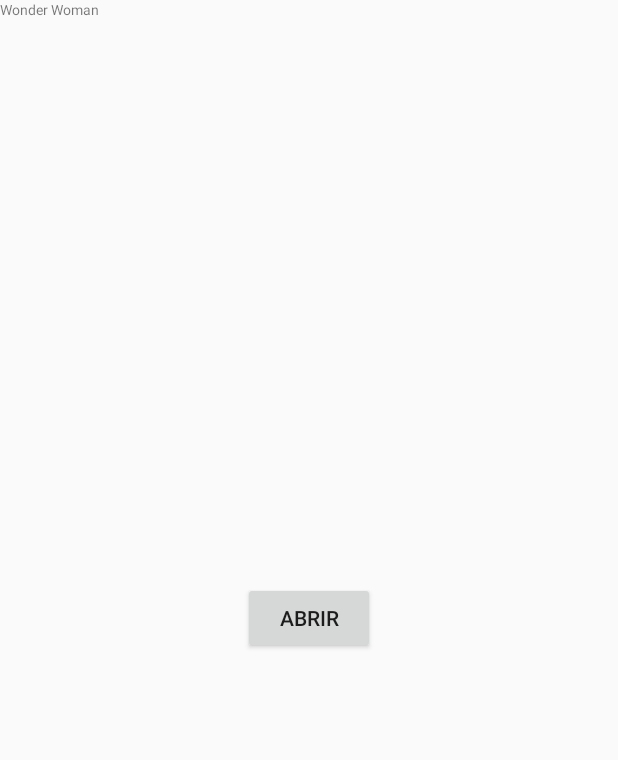
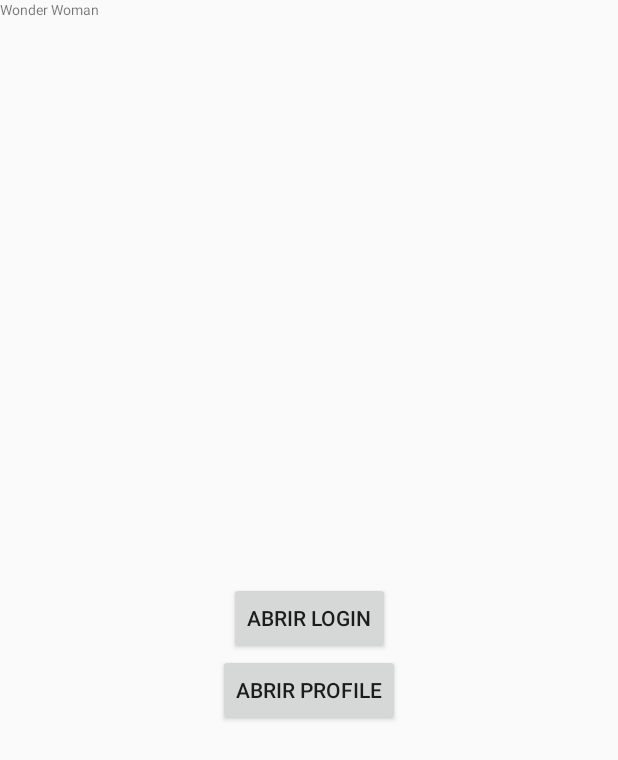
Before and after one commit to FeelMe-Android-App/FeelMe, an Android app: the screen it shows after launch (MainActivity), on a phone screen of 412 x 824 dp. Shown: the top 760 px of the screen. Run offline under Robolectric (Android 15) with nearby library versions, the phone set to English and light mode, and no system bars.

Commit message:
feat: added overlay params

```diff
--- a/app/src/main/AndroidManifest.xml
+++ b/app/src/main/AndroidManifest.xml
@@ -10,7 +10,7 @@
         android:supportsRtl="true"
         android:theme="@style/Theme.FeelMe">
         <activity
-            android:name=".OverlayActivity"
+            android:name=".features.overlay.view.OverlayActivity"
             android:exported="true"
             android:theme="@style/Theme.AppCompat.Translucent"/>
         <activity
--- /dev/null
+++ b/app/src/main/java/com/feelme/feelmeapp/features/overlay/model/Overlay.kt
@@ -0,0 +1,5 @@
+package com.feelme.feelmeapp.features.overlay.model
+
+import android.view.View
+
+class Overlay(val title: String? = null, val image: Int, val content: String, val alignment: Int = View.TEXT_ALIGNMENT_TEXT_START)
--- /dev/null
+++ b/app/src/main/res/drawable/ic_signup.xml
@@ -0,0 +1,22 @@
+<vector xmlns:android="http://schemas.android.com/apk/res/android"
+    android:width="35dp"
+    android:height="31dp"
+    android:viewportWidth="35"
+    android:viewportHeight="31">
+  <group>
+    <clip-path
+        android:pathData="M0,0h35v31h-35z"/>
+    <path
+        android:pathData="M26.3348,31H8.6653C6.3661,31 4.161,30.0865 2.5352,28.4605C0.9095,26.8346 -0.0039,24.6293 -0.0039,22.3298V14.4478C-0.0039,12.1483 0.9095,9.943 2.5352,8.317C4.161,6.691 6.3661,5.7775 8.6653,5.7775H26.3348C28.634,5.7775 30.839,6.691 32.4648,8.317C34.0906,9.943 35.004,12.1483 35.004,14.4478V22.3298C35.004,24.6293 34.0906,26.8346 32.4648,28.4605C30.839,30.0865 28.634,31 26.3348,31ZM8.6653,7.7756C6.8886,7.7756 5.1847,8.4815 3.9285,9.7379C2.6721,10.9944 1.9664,12.6985 1.9664,14.4753V22.3574C1.9664,24.1342 2.6721,25.8383 3.9285,27.0948C5.1847,28.3512 6.8886,29.0571 8.6653,29.0571H26.3348C28.1114,29.0571 29.8153,28.3512 31.0716,27.0948C32.3279,25.8383 33.0337,24.1342 33.0337,22.3574V14.4753C33.0337,12.6985 32.3279,10.9944 31.0716,9.7379C29.8153,8.4815 28.1114,7.7756 26.3348,7.7756H8.6653Z"
+        android:fillColor="#ffffff"/>
+    <path
+        android:pathData="M16.8734,7.7756C16.7304,7.7755 16.5891,7.7444 16.4592,7.6845C16.3293,7.6247 16.2138,7.5374 16.1207,7.4288L12.3063,2.9321C12.1378,2.7329 12.0551,2.475 12.0766,2.2149C12.098,1.9548 12.2217,1.7139 12.4206,1.5449C12.519,1.461 12.633,1.3973 12.7561,1.3576C12.8792,1.3179 13.009,1.3029 13.1379,1.3135C13.2668,1.3241 13.3923,1.3601 13.5073,1.4195C13.6222,1.4788 13.7243,1.5603 13.8076,1.6592L16.7985,5.1824L20.1559,0.4178C20.306,0.2042 20.5347,0.0589 20.7918,0.0138C21.0489,-0.0313 21.3134,0.0276 21.5272,0.1774C21.741,0.3282 21.8864,0.5576 21.9314,0.8154C21.9765,1.0732 21.9176,1.3383 21.7676,1.5528L17.6773,7.3579C17.5904,7.4805 17.4768,7.5819 17.345,7.6542C17.2133,7.7266 17.0668,7.7681 16.9167,7.7756H16.8734Z"
+        android:fillColor="#ffffff"/>
+    <path
+        android:pathData="M24.3843,26.1801C23.3058,25.0483 21.9576,24.209 20.4661,23.7409C18.9745,23.2729 17.3885,23.1914 15.8569,23.5042C14.5736,23.7636 13.3629,24.3018 12.3104,25.0806C11.8215,25.4403 11.3664,25.844 10.9509,26.2865C10.8834,26.348 10.8361,26.4284 10.8151,26.5173C10.7941,26.6061 10.8004,26.6992 10.8332,26.7843C10.866,26.8695 10.9238,26.9428 10.9989,26.9946C11.074,27.0465 11.1631,27.0744 11.2543,27.0747H12.5784C12.8136,27.0708 13.0408,26.989 13.2246,26.8422C14.5143,25.8479 16.0963,25.3076 17.7247,25.3052C19.3273,25.3043 20.8859,25.829 22.1618,26.7989C22.4101,26.9826 22.712,27.0796 23.0208,27.0747H24.203C24.29,27.0704 24.374,27.0412 24.445,26.9908C24.516,26.9403 24.5711,26.8706 24.6038,26.7898C24.6365,26.7091 24.6454,26.6206 24.6296,26.535C24.6137,26.4493 24.5737,26.3699 24.5143,26.3062L24.3843,26.1801Z"
+        android:fillColor="#ffffff"/>
+    <path
+        android:pathData="M17.63,22.5268C16.2142,22.5258 14.8567,21.9628 13.8556,20.9616C12.8544,19.9604 12.2916,18.6027 12.2905,17.1868C12.2916,15.7708 12.8544,14.4131 13.8556,13.4119C14.8567,12.4107 16.2142,11.8477 17.63,11.8467C19.0451,11.8488 20.4016,12.4122 21.4018,13.4133C22.4021,14.4144 22.9644,15.7715 22.9655,17.1868C22.9644,18.602 22.4021,19.9591 21.4018,20.9602C20.4016,21.9613 19.0451,22.5247 17.63,22.5268ZM17.63,13.8172C16.7364,13.8172 15.8795,14.1722 15.2476,14.8041C14.6158,15.436 14.2608,16.2931 14.2608,17.1868C14.2618,18.0801 14.6171,18.9365 15.2488,19.5682C15.8804,20.1999 16.7367,20.5553 17.63,20.5563C18.5225,20.5542 19.3779,20.1984 20.0086,19.5669C20.6394,18.9353 20.9942,18.0794 20.9952,17.1868C20.9952,16.2938 20.6408,15.4373 20.0098,14.8055C19.3788,14.1737 18.5228,13.8182 17.63,13.8172Z"
+        android:fillColor="#ffffff"/>
+  </group>
+</vector>
--- a/app/src/main/res/layout/activity_main.xml
+++ b/app/src/main/res/layout/activity_main.xml
@@ -17,10 +17,17 @@
         android:id="@+id/btOpenOverlay"
         android:layout_width="wrap_content"
         android:layout_height="wrap_content"
-        android:text="Abrir"
+        android:text="Abrir Login"
         app:layout_constraintTop_toTopOf="parent"
         app:layout_constraintEnd_toEndOf="parent"
         app:layout_constraintStart_toStartOf="parent"
         app:layout_constraintBottom_toBottomOf="parent"/>
-
+    <Button
+        android:id="@+id/btOpenProfile"
+        android:layout_width="wrap_content"
+        android:layout_height="wrap_content"
+        android:text="Abrir Profile"
+        app:layout_constraintTop_toBottomOf="@+id/btOpenOverlay"
+        app:layout_constraintEnd_toEndOf="parent"
+        app:layout_constraintStart_toStartOf="parent"/>
 </androidx.constraintlayout.widget.ConstraintLayout>
```
Also changed, not shown: app/src/main/java/com/feelme/feelmeapp/MainActivity.kt (+30 -1 lines), app/src/main/java/com/feelme/feelmeapp/OverlayActivity.kt (deleted, +0 -19 lines), app/src/main/java/com/feelme/feelmeapp/features/overlay/view/OverlayActivity.kt (added, +47 -0 lines), app/src/main/res/layout/activity_overlay.xml (+15 -3 lines).
